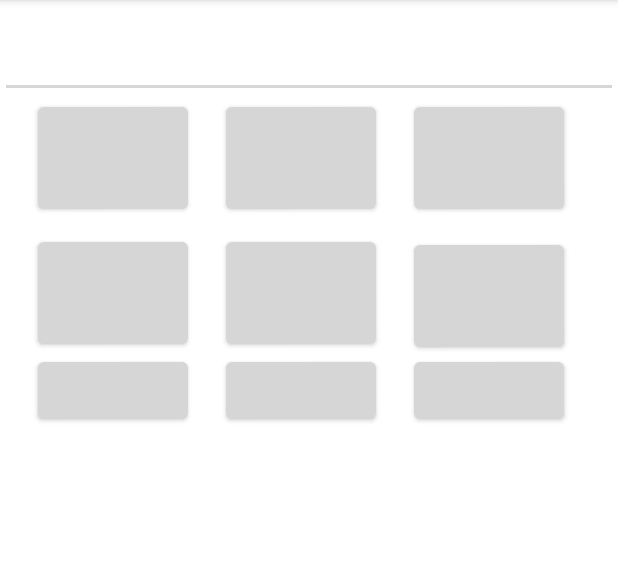
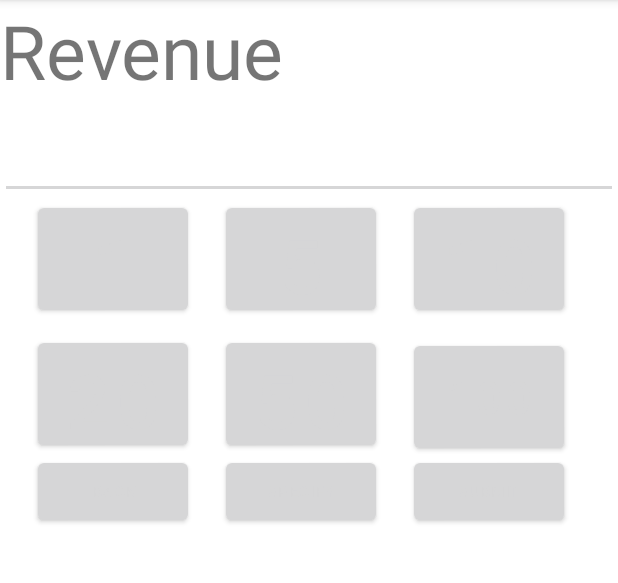
Before and after one commit to Bblackheart/Moneyapp, an Android app: the RevenueActivity screen opened directly, with no data from a screen before it, on a phone screen of 412 x 824 dp, the part 84-667 px from its top. Run offline under Robolectric (Android 15) with nearby library versions, the phone set to English and light mode, and no system bars.

Commit message:
เพิ่มรายรับรายจ่าย

```diff
--- a/app/src/main/res/layout/activity_expenses.xml
+++ b/app/src/main/res/layout/activity_expenses.xml
@@ -13,6 +13,10 @@
         app:layout_constraintEnd_toEndOf="parent"
         app:layout_constraintStart_toStartOf="parent"
         app:layout_constraintTop_toTopOf="parent">
+
+        <TextView
+            android:text="Exqenses"
+            android:textSize="50dp" />
 
         <EditText
             android:id="@+id/edittext_number_1"
--- a/app/src/main/res/layout/activity_revenue.xml
+++ b/app/src/main/res/layout/activity_revenue.xml
@@ -13,7 +13,9 @@
         app:layout_constraintEnd_toEndOf="parent"
         app:layout_constraintStart_toStartOf="parent"
         app:layout_constraintTop_toTopOf="parent">
-
+        <TextView
+            android:text="Revenue"
+            android:textSize="50dp" />
         <EditText
             android:id="@+id/edittext_number_1"
             android:layout_width="match_parent"
```
